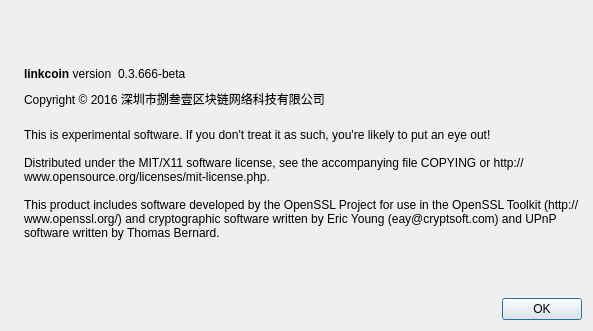
First picture: the form in src/qt/forms/aboutdialog.ui, repository blinecoin/BLineCoin, before the edit.
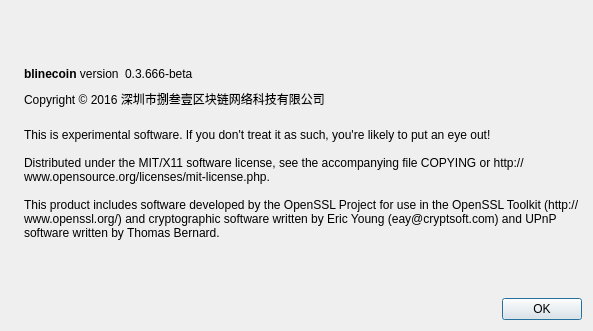
Second picture: the form after the edit. Icons and pictures are not drawn.

The edit to the form file:
```diff
--- a/src/qt/forms/aboutdialog.ui
+++ b/src/qt/forms/aboutdialog.ui
@@ -50,7 +50,7 @@
           <cursorShape>IBeamCursor</cursorShape>
          </property>
          <property name="text">
-          <string>&lt;b&gt;linkcoin&lt;/b&gt; version</string>
+          <string>&lt;b&gt;blinecoin&lt;/b&gt; version</string>
          </property>
          <property name="textInteractionFlags">
           <set>Qt::LinksAccessibleByMouse|Qt::TextSelectableByKeyboard|Qt::TextSelectableByMouse</set>
```
Left out of the diff: 2 changed lines with no effect on the pictures.
